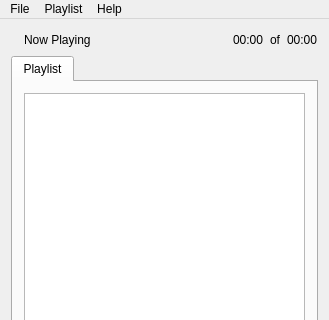
Above: src/MUI/ui/mui.ui from kvrohit/muiplayer before the change; both pictures show x 0 to 329 and y 0 to 320 of the 329 by 480 pixel window. Below: the same form after it.
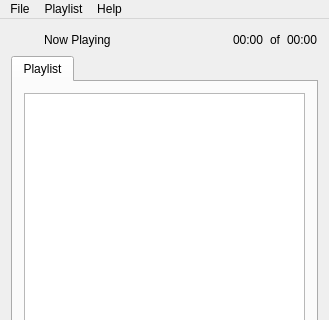
That is the form after the change. Icons and pictures are not drawn.

The edit to the form file:
```diff
--- a/src/MUI/ui/mui.ui
+++ b/src/MUI/ui/mui.ui
@@ -35,6 +35,22 @@
         </property>
        </widget>
       </item>
+      <item>
+       <spacer name="horizontalSpacer_3" >
+        <property name="orientation" >
+         <enum>Qt::Horizontal</enum>
+        </property>
+        <property name="sizeType" >
+         <enum>QSizePolicy::Fixed</enum>
+        </property>
+        <property name="sizeHint" stdset="0" >
+         <size>
+          <width>20</width>
+          <height>20</height>
+         </size>
+        </property>
+       </spacer>
+      </item>
       <item>
        <widget class="QLabel" name="labelNowPlaying" >
         <property name="sizePolicy" >
@@ -62,7 +78,7 @@
         </property>
         <property name="sizeHint" stdset="0" >
          <size>
-          <width>40</width>
+          <width>30</width>
           <height>20</height>
          </size>
         </property>
```
Left out of the diff: 7 changed lines with no effect on the pictures.
